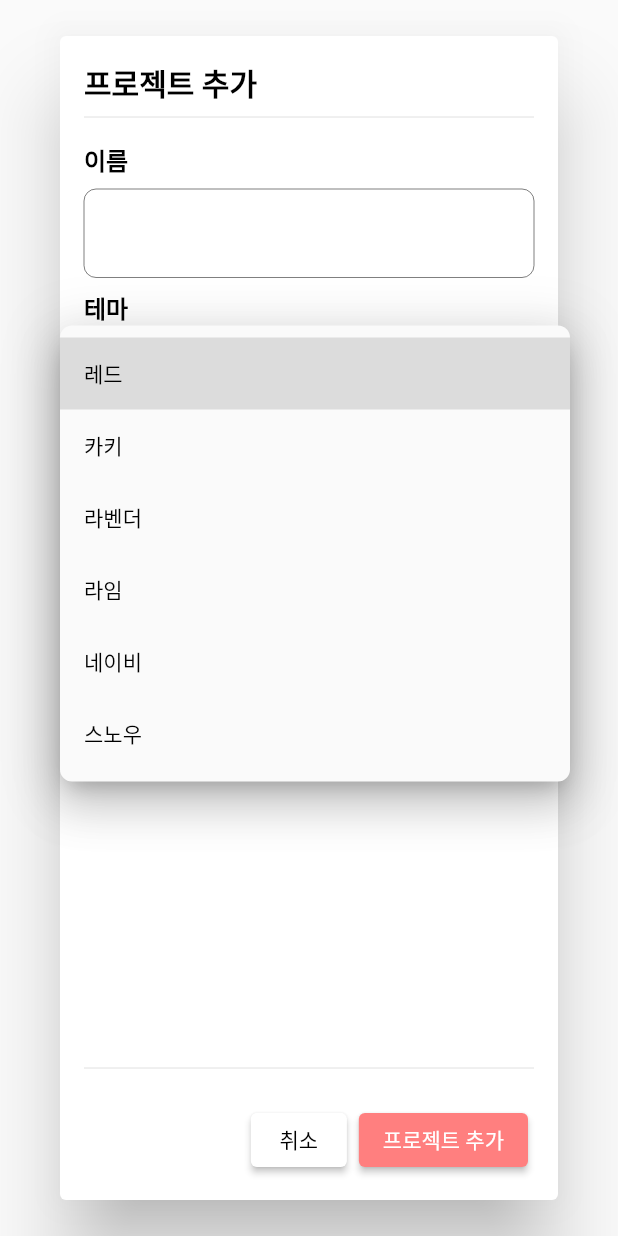
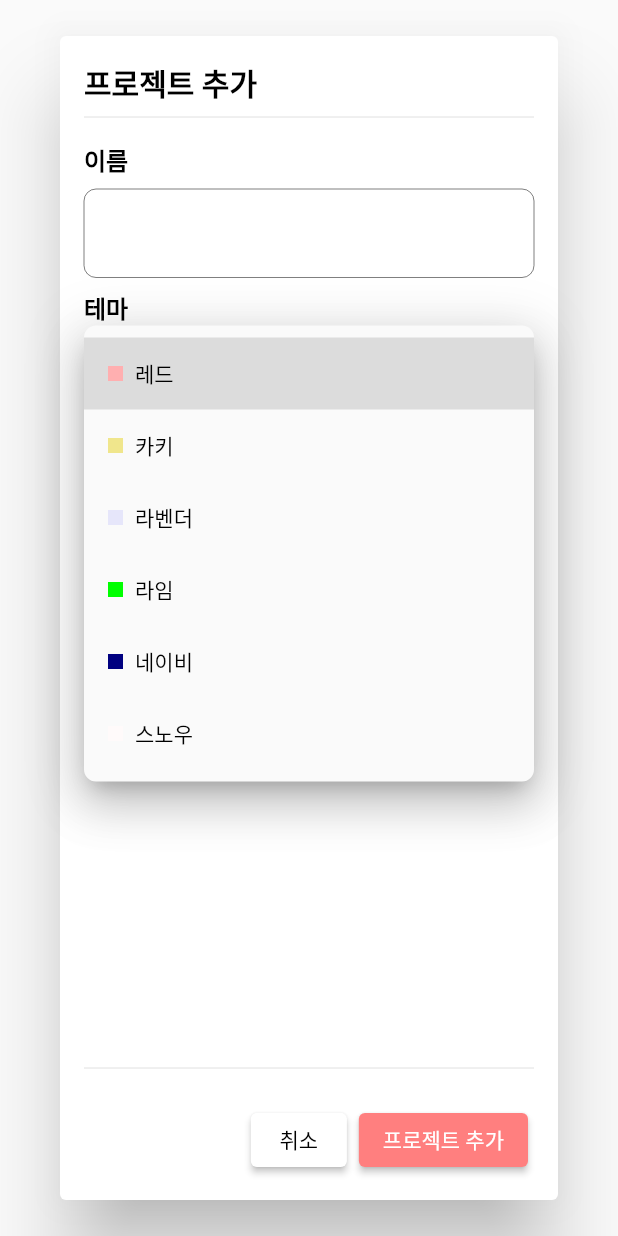
Before and after one commit to Leonamin/todolist, a Flutter app: the TodoProjectCreateDialog widget shown alone on an empty page, opened directly, after a tap on "레드", on a phone screen of 412 x 824 dp. Run offline on Flutter 3.47's test engine with Material 2 defaults, Android fonts, the phone set to English and light mode, and no system bars.

Commit message:
추가 - 드롭다운 버튼 너비 개선 및 색상 정보 표시

```diff
--- a/lib/widgets/todo_project_create_dialog.dart
+++ b/lib/widgets/todo_project_create_dialog.dart
@@ -47,6 +47,23 @@ class _TodoProjectCreateDialogState extends State<TodoProjectCreateDialog> {
 
   String dropdownValue = themeList.first.name;
 
+  Widget _dropdownItemWidget(ThemeData theme) {
+    return Row(
+      children: [
+        Container(
+          width: 10,
+          height: 10,
+          decoration: BoxDecoration(
+              color: Color(theme.value), shape: BoxShape.rectangle),
+        ),
+        const SizedBox(
+          width: 8,
+        ),
+        Text(theme.name),
+      ],
+    );
+  }
+
   @override
   Widget build(BuildContext context) {
     return Dialog(
@@ -95,9 +112,14 @@ class _TodoProjectCreateDialogState extends State<TodoProjectCreateDialog> {
                       fontWeight: FontWeight.bold),
                 ),
                 const SizedBox(height: 8),
+                // 테마 선택
                 Row(
                   children: [
                     Expanded(
+                      // https://github.com/flutter/flutter/pull/14849
+                      // 이거 해줘야 정렬된다.
+                      child: ButtonTheme(
+                        alignedDropdown: true,
                         child: DropdownButton(
                           value: dropdownValue,
                           icon: Icon(null),
@@ -112,13 +134,19 @@ class _TodoProjectCreateDialogState extends State<TodoProjectCreateDialog> {
                           borderRadius:
                               BorderRadius.circular(_defaultBorderRadius),
                           items: themeList
-                            .map<DropdownMenuItem<String>>((ThemeData value) {
+                              .map<DropdownMenuItem<String>>((ThemeData theme) {
                             return DropdownMenuItem<String>(
-                            value: value.name,
-                            child: Text(value.name),
+                              value: theme.name,
+                              child: _dropdownItemWidget(theme),
                             );
                           }).toList(),
                           isExpanded: true,
+                          selectedItemBuilder: (context) {
+                            return themeList
+                                .map((theme) => _dropdownItemWidget(theme))
+                                .toList();
+                          },
+                        ),
                       ),
                     ),
                   ],
```
Lines whose indentation alone changed are shown as unchanged.
